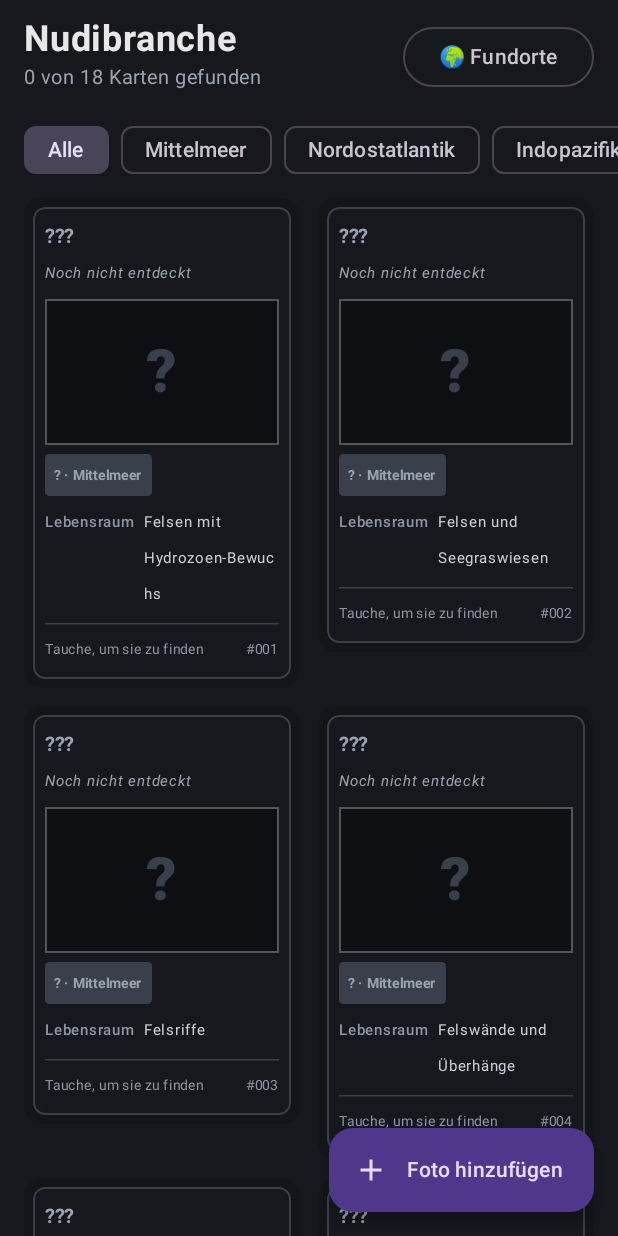
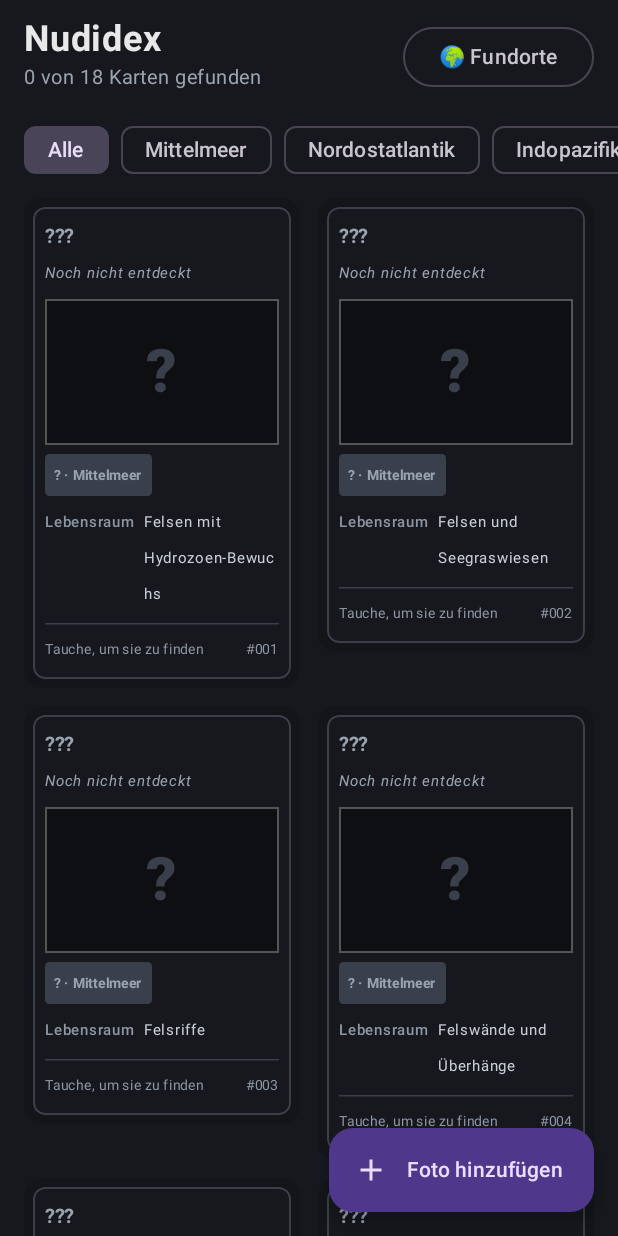
Before and after one commit to aouarius/nudibranch, an Android app built with Jetpack Compose: the screen it shows after launch (MainActivity), on a phone screen of 412 x 824 dp. Run offline under Robolectric (Android 15) with nearby library versions, the phone set to English and light mode, and no system bars.

Commit message:
Rename the app title to Nudidex
Co-Authored-By: Claude <noreply@anthropic.com>
Claude-Session: https://claude.ai/code/session_012tTuXbMoFsgq8sEojKWLhB

```diff
--- a/app/src/main/kotlin/io/github/aouarius/nudibranche/ui/CatalogScreen.kt
+++ b/app/src/main/kotlin/io/github/aouarius/nudibranche/ui/CatalogScreen.kt
@@ -88,7 +88,7 @@ fun CatalogScreen(viewModel: CatalogViewModel = viewModel()) {
                 verticalAlignment = Alignment.CenterVertically,
             ) {
                 Column(Modifier.weight(1f)) {
-                    Text("Nudibranche", color = CardColors.Text, fontSize = 24.sp, fontWeight = FontWeight.Bold)
+                    Text("Nudidex", color = CardColors.Text, fontSize = 24.sp, fontWeight = FontWeight.Bold)
                     Text(
                         "${collection.unlockedCount()} von ${viewModel.species.size} Karten gefunden",
                         color = CardColors.TextMuted,
--- a/app/src/main/res/values/strings.xml
+++ b/app/src/main/res/values/strings.xml
@@ -1,4 +1,4 @@
 <?xml version="1.0" encoding="utf-8"?>
 <resources>
-    <string name="app_name">Nudibranche</string>
+    <string name="app_name">Nudidex</string>
 </resources>
```
